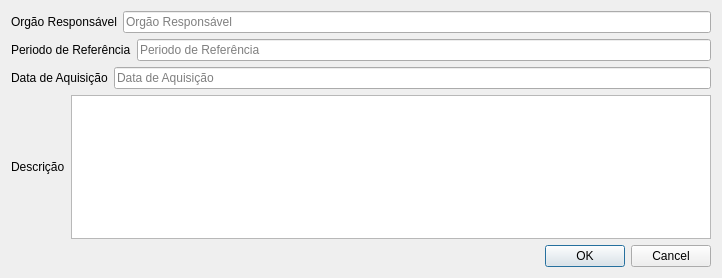
This is settings/layer_infor.ui in spuhub/prisma as Qt 5 draws it before an edit. The edited form follows.
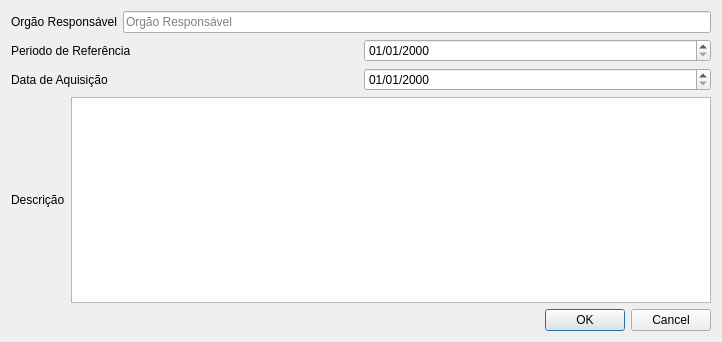
This is the edited form. Custom widgets are drawn as their Qt base class.

What changed in the file:
```diff
--- a/settings/layer_infor.ui
+++ b/settings/layer_infor.ui
@@ -7,7 +7,7 @@
     <x>0</x>
     <y>0</y>
     <width>722</width>
-    <height>278</height>
+    <height>342</height>
    </rect>
   </property>
   <property name="windowTitle">
@@ -44,9 +44,9 @@
         </widget>
        </item>
        <item>
-        <widget class="QLineEdit" name="periodos_referencia_base">
-         <property name="placeholderText">
-          <string>Periodo de Referência</string>
+        <widget class="QgsDateTimeEdit" name="periodos_referencia_base">
+         <property name="displayFormat">
+          <string>dd/MM/yyyy</string>
          </property>
         </widget>
        </item>
@@ -62,9 +62,9 @@
         </widget>
        </item>
        <item>
-        <widget class="QLineEdit" name="data_aquisicao_base">
-         <property name="placeholderText">
-          <string>Data de Aquisição</string>
+        <widget class="QgsDateTimeEdit" name="data_aquisicao_base">
+         <property name="displayFormat">
+          <string>dd/MM/yyyy</string>
          </property>
         </widget>
        </item>
@@ -104,6 +104,13 @@
    </item>
   </layout>
  </widget>
+ <customwidgets>
+  <customwidget>
+   <class>QgsDateTimeEdit</class>
+   <extends>QDateTimeEdit</extends>
+   <header>qgsdatetimeedit.h</header>
+  </customwidget>
+ </customwidgets>
  <resources/>
  <connections>
   <connection>
```
